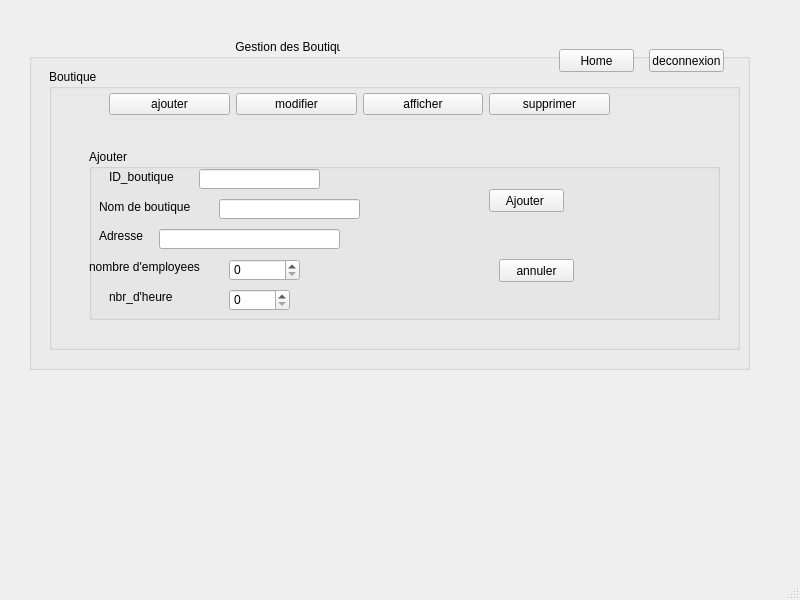
Qt form mainwindow.ui (hanenjabnoun-Esprit-2019/Smart_Pastry_Shop_2A25) before a commit.
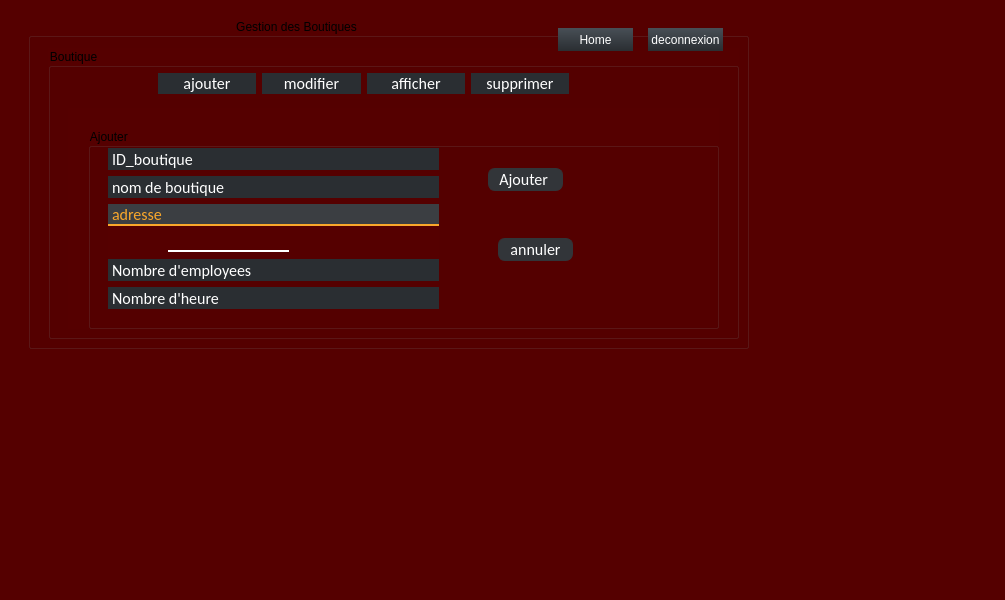
The same form after that commit. The open tabs and pages were chosen to show the change.

What changed in the file:
```diff
--- a/mainwindow.ui
+++ b/mainwindow.ui
@@ -6,23 +6,20 @@
    <rect>
     <x>0</x>
     <y>0</y>
-    <width>800</width>
+    <width>1005</width>
     <height>600</height>
    </rect>
   </property>
   <property name="windowTitle">
    <string>MainWindow</string>
   </property>
+  <property name="styleSheet">
+   <string notr="true">background-color: rgb(85, 0, 0);</string>
+  </property>
   <widget class="QWidget" name="centralwidget">
+   <layout class="QHBoxLayout" name="horizontalLayout_2">
+    <item>
    <widget class="QStackedWidget" name="stackedWidget">
-    <property name="geometry">
-     <rect>
-      <x>10</x>
-      <y>30</y>
-      <width>761</width>
-      <height>341</height>
-     </rect>
-    </property>
     <property name="currentIndex">
      <number>1</number>
     </property>
@@ -547,6 +544,20 @@
         <height>331</height>
        </rect>
       </property>
+        <property name="styleSheet">
+         <string notr="true">QPushButton
+{
+background-color:qlineargradient(spread:pad, x1:0.483045, y1:1, x2:0.483, y2:0, stop:0 rgba(42, 46, 50, 255), stop:1 rgba(72, 79, 86, 255));
+color: rgb(255, 255, 255);
+border-radius:0px;
+
+}
+QPushButton:hover
+{
+	
+	background-color:qlineargradient(spread:pad, x1:0.483, y1:1, x2:0.483, y2:0, stop:0.494318 rgba(42, 46, 50, 255), stop:1 rgba(72, 79, 86, 0));
+}</string>
+        </property>
       <property name="title">
        <string>                                                              Gestion des Boutiques </string>
       </property>
@@ -556,7 +567,7 @@
          <x>20</x>
          <y>30</y>
          <width>691</width>
-         <height>281</height>
+           <height>291</height>
         </rect>
        </property>
        <property name="title">
@@ -568,7 +579,7 @@
           <x>20</x>
           <y>60</y>
           <width>651</width>
-          <height>201</height>
+            <height>221</height>
          </rect>
         </property>
         <property name="currentIndex">
@@ -581,94 +592,12 @@
             <x>20</x>
             <y>20</y>
             <width>631</width>
-            <height>171</height>
+              <height>201</height>
            </rect>
           </property>
           <property name="title">
            <string>Ajouter </string>
           </property>
-          <widget class="QLabel" name="label_8">
-           <property name="geometry">
-            <rect>
-             <x>10</x>
-             <y>50</y>
-             <width>101</width>
-             <height>16</height>
-            </rect>
-           </property>
-           <property name="text">
-            <string>Nom de boutique </string>
-           </property>
-          </widget>
-          <widget class="QLabel" name="label_9">
-           <property name="geometry">
-            <rect>
-             <x>10</x>
-             <y>80</y>
-             <width>47</width>
-             <height>14</height>
-            </rect>
-           </property>
-           <property name="text">
-            <string>Adresse </string>
-           </property>
-          </widget>
-          <widget class="QLabel" name="label_10">
-           <property name="geometry">
-            <rect>
-             <x>0</x>
-             <y>110</y>
-             <width>111</width>
-             <height>16</height>
-            </rect>
-           </property>
-           <property name="text">
-            <string>nombre d'employees</string>
-           </property>
-          </widget>
-          <widget class="QLabel" name="label_11">
-           <property name="geometry">
-            <rect>
-             <x>20</x>
-             <y>140</y>
-             <width>71</width>
-             <height>16</height>
-            </rect>
-           </property>
-           <property name="text">
-            <string>nbr_d'heure </string>
-           </property>
-          </widget>
-          <widget class="QLineEdit" name="lineEdit_9">
-           <property name="geometry">
-            <rect>
-             <x>130</x>
-             <y>50</y>
-             <width>141</width>
-             <height>20</height>
-            </rect>
-           </property>
-          </widget>
-          <widget class="QLineEdit" name="lineEdit_10">
-           <property name="geometry">
-            <rect>
-             <x>70</x>
-             <y>80</y>
-             <width>181</width>
-             <height>20</height>
-            </rect>
-           </property>
-          </widget>
-          <widget class="QSpinBox" name="spinBox">
-           <property name="geometry">
-            <rect>
-             <x>140</x>
-             <y>110</y>
-             <width>71</width>
-             <height>22</height>
-            </rect>
-           </property>
-          </widget>
           <widget class="QPushButton" name="ajouter_boutique">
            <property name="geometry">
             <rect>
@@ -678,6 +607,34 @@
              <height>23</height>
             </rect>
            </property>
+             <property name="styleSheet">
+              <string notr="true">QPushButton
+{
+	background-color:rgb(50, 53, 57);
+	border-style:solid;
+	border-radius:7px;
+	border-width:1px;
+border-color: rgb(50, 53, 57);
+	color:#ffffff;
+	font-size:16px;
+font-family:Calibri;
+}
+
+QPushButton:hover
+{
+	background-color: #00000000;
+	border-color: rgb(30, 227, 0);
+	/*color:rgb(30, 227, 0);*/
+}
+
+QPushButton:focus
+{
+	background-color:  rgb(30, 227, 0);
+	border-color: rgba(30, 227, 0,0);
+	color:rgb(255, 255, 255);
+}
+</string>
+             </property>
            <property name="text">
             <string>Ajouter </string>
            </property>
@@ -691,42 +648,221 @@
              <height>23</height>
             </rect>
            </property>
+             <property name="styleSheet">
+              <string notr="true">QPushButton
+{
+	background-color:rgb(50, 53, 57);
+	border-style:solid;
+	border-radius:7px;
+	border-width:1px;
+border-color: rgb(50, 53, 57);
+	color:#ffffff;
+	font-size:16px;
+font-family:Calibri;
+}
+
+QPushButton:hover
+{
+	background-color: #00000000;
+	border-color:red;
+	/*color:rgb(30, 227, 0);*/
+}
+
+QPushButton:focus
+{
+	background-color:  red;
+	border-color: red;
+	color:rgb(255, 255, 255);
+}
+</string>
+             </property>
            <property name="text">
             <string>annuler</string>
            </property>
           </widget>
-          <widget class="QLabel" name="label_19">
+            <widget class="QToolBox" name="toolBox_2">
            <property name="geometry">
             <rect>
              <x>20</x>
              <y>20</y>
-             <width>81</width>
-             <height>16</height>
-            </rect>
-           </property>
-           <property name="text">
+               <width>331</width>
+               <height>161</height>
+              </rect>
+             </property>
+             <property name="styleSheet">
+              <string notr="true">QToolBox::tab
+{
+	background-color: rgb(42, 46, 50);
+   border-radius:0px;
+	color:#ffffff;
+	font-size:16px;
+font-family:Calibri;
+
+
+}
+QToolBox::tab:hover
+{
+	background-color:rgb(50, 53, 57);
+		color:#ffffff;
+}
+QToolBox::tab:focus
+{
+	background-color: rgb(59, 62, 66);
+	border-style:solid;
+	border-bottom-width:2px;
+	border-color: rgb(249, 167, 43);
+	color:rgb(249, 167, 43);
+}
+QToolBox::tab:selected
+{
+	background-color: rgb(59, 62, 66);
+	border-style:solid;
+	border-bottom-width:2px;
+	border-color: rgb(249, 167, 43);
+	color:rgb(249, 167, 43);
+}
+
+</string>
+             </property>
+             <property name="currentIndex">
+              <number>0</number>
+             </property>
+             <widget class="QWidget" name="page_15">
+              <property name="geometry">
+               <rect>
+                <x>0</x>
+                <y>0</y>
+                <width>331</width>
+                <height>26</height>
+               </rect>
+              </property>
+              <attribute name="label">
             <string>ID_boutique</string>
-           </property>
-          </widget>
+              </attribute>
           <widget class="QLineEdit" name="lineEdit_16">
            <property name="geometry">
             <rect>
-             <x>110</x>
-             <y>20</y>
+                 <x>40</x>
+                 <y>0</y>
              <width>121</width>
              <height>20</height>
             </rect>
            </property>
-          </widget>
-          <widget class="QSpinBox" name="spinBox_3">
+               <property name="styleSheet">
+                <string notr="true">border: 0px solid #ffffff;
+border-bottom-width: 2px;
+border-radius: px;
+background-color: rgba(255, 255, 255, 0);
+color: rgb(255, 255, 255);</string>
+               </property>
+              </widget>
+             </widget>
+             <widget class="QWidget" name="page_16">
            <property name="geometry">
             <rect>
-             <x>140</x>
-             <y>140</y>
-             <width>61</width>
-             <height>22</height>
-            </rect>
-           </property>
+                <x>0</x>
+                <y>0</y>
+                <width>331</width>
+                <height>26</height>
+               </rect>
+              </property>
+              <attribute name="label">
+               <string>nom de boutique</string>
+              </attribute>
+              <widget class="QLineEdit" name="lineEdit_9">
+               <property name="geometry">
+                <rect>
+                 <x>20</x>
+                 <y>0</y>
+                 <width>141</width>
+                 <height>20</height>
+                </rect>
+               </property>
+               <property name="styleSheet">
+                <string notr="true">border: 0px solid #ffffff;
+border-bottom-width: 2px;
+border-radius: px;
+background-color: rgba(255, 255, 255, 0);
+color: rgb(255, 255, 255);</string>
+               </property>
+              </widget>
+             </widget>
+             <widget class="QWidget" name="page_17">
+              <property name="geometry">
+               <rect>
+                <x>0</x>
+                <y>0</y>
+                <width>331</width>
+                <height>26</height>
+               </rect>
+              </property>
+              <attribute name="label">
+               <string>adresse</string>
+              </attribute>
+              <widget class="QLineEdit" name="lineEdit_10">
+               <property name="geometry">
+                <rect>
+                 <x>60</x>
+                 <y>0</y>
+                 <width>121</width>
+                 <height>20</height>
+                </rect>
+               </property>
+               <property name="styleSheet">
+                <string notr="true">border: 0px solid #ffffff;
+border-bottom-width: 2px;
+border-radius: px;
+background-color: rgba(255, 255, 255, 0);
+color: rgb(255, 255, 255);</string>
+               </property>
+              </widget>
+             </widget>
+             <widget class="QWidget" name="page_18">
+              <property name="geometry">
+               <rect>
+                <x>0</x>
+                <y>0</y>
+                <width>331</width>
+                <height>26</height>
+               </rect>
+              </property>
+              <attribute name="label">
+               <string>Nombre d'employees</string>
+              </attribute>
+              <widget class="QLineEdit" name="spinBox">
+               <property name="geometry">
+                <rect>
+                 <x>20</x>
+                 <y>0</y>
+                 <width>113</width>
+                 <height>20</height>
+                </rect>
+               </property>
+              </widget>
+             </widget>
+             <widget class="QWidget" name="page_19">
+              <property name="geometry">
+               <rect>
+                <x>0</x>
+                <y>0</y>
+                <width>331</width>
+                <height>26</height>
+               </rect>
+              </property>
+              <attribute name="label">
+               <string>Nombre d'heure</string>
+              </attribute>
+              <widget class="QLineEdit" name="spinBox_3">
+               <property name="geometry">
+                <rect>
+                 <x>30</x>
+                 <y>0</y>
+                 <width>113</width>
+                 <height>20</height>
+                </rect>
+               </property>
+              </widget>
+             </widget>
           </widget>
          </widget>
         </widget>
@@ -1033,15 +1169,43 @@
        <widget class="QWidget" name="horizontalLayoutWidget_2">
         <property name="geometry">
          <rect>
-          <x>60</x>
+            <x>110</x>
           <y>20</y>
-          <width>501</width>
+            <width>411</width>
           <height>31</height>
          </rect>
         </property>
-        <layout class="QHBoxLayout" name="horizontalLayout_2">
+          <layout class="QHBoxLayout" name="horizontalLayout_4">
          <item>
           <widget class="QPushButton" name="bar_ajoutB">
+             <property name="styleSheet">
+              <string notr="true">QPushButton
+{
+	background-color: rgb(42, 46, 50);
+   border-radius:0px;
+	color:#ffffff;
+	font-size:16px;
+font-family:Calibri;
+
+qproperty-iconSize:35px;
+
+}
+QPushButton:hover
+{
+	background-color:rgb(50, 53, 57);
+		color:#ffff99;
+
+}
+QPushButton:focus
+{
+	background-color: rgb(59, 62, 66);
+	border-style:solid;
+	border-left-width:7px;
+	border-color: #ff3333;
+	color:#ffff99;
+}
+</string>
+             </property>
            <property name="text">
             <string>ajouter</string>
            </property>
@@ -1049,6 +1213,34 @@
          </item>
          <item>
           <widget class="QPushButton" name="bar_modifB">
+             <property name="styleSheet">
+              <string notr="true">QPushButton
+{
+	background-color: rgb(42, 46, 50);
+   border-radius:0px;
+	color:#ffffff;
+	font-size:16px;
+font-family:Calibri;
+
+qproperty-iconSize:35px;
+
+}
+QPushButton:hover
+{
+	background-color:rgb(50, 53, 57);
+		color:#ffff99;
+
+}
+QPushButton:focus
+{
+	background-color: rgb(59, 62, 66);
+	border-style:solid;
+	border-left-width:7px;
+	border-color: #ff3333;
+	color:#ffff99;
+}
+</string>
+             </property>
            <property name="text">
             <string>modifier</string>
            </property>
@@ -1056,6 +1248,34 @@
          </item>
          <item>
           <widget class="QPushButton" name="bar_affichB">
+             <property name="styleSheet">
+              <string notr="true">QPushButton
+{
+	background-color: rgb(42, 46, 50);
+   border-radius:0px;
+	color:#ffffff;
+	font-size:16px;
+font-family:Calibri;
+
+qproperty-iconSize:35px;
+
+}
+QPushButton:hover
+{
+	background-color:rgb(50, 53, 57);
+		color:#ffff99;
+
+}
+QPushButton:focus
+{
+	background-color: rgb(59, 62, 66);
+	border-style:solid;
+	border-left-width:7px;
+	border-color: #ff3333;
+	color:#ffff99;
+}
+</string>
+             </property>
            <property name="text">
             <string>afficher</string>
            </property>
@@ -1063,6 +1283,34 @@
          </item>
          <item>
           <widget class="QPushButton" name="bar_suppB">
+             <property name="styleSheet">
+              <string notr="true">QPushButton
+{
+	background-color: rgb(42, 46, 50);
+   border-radius:0px;
+	color:#ffffff;
+	font-size:16px;
+font-family:Calibri;
+
+qproperty-iconSize:35px;
+
+}
+QPushButton:hover
+{
+	background-color:rgb(50, 53, 57);
+		color:#ffff99;
+
+}
+QPushButton:focus
+{
+	background-color: rgb(59, 62, 66);
+	border-style:solid;
+	border-left-width:7px;
+	border-color: #ff3333;
+	color:#ffff99;
+}
+</string>
+             </property>
            <property name="text">
             <string>supprimer</string>
            </property>
@@ -1100,6 +1348,8 @@
      </widget>
     </widget>
    </widget>
+    </item>
+   </layout>
   </widget>
   <widget class="QMenuBar" name="menubar">
    <property name="geometry">
```
Left out of the diff: 1195 changed lines with no effect on the pictures. Lines whose indentation alone changed are shown as unchanged.
